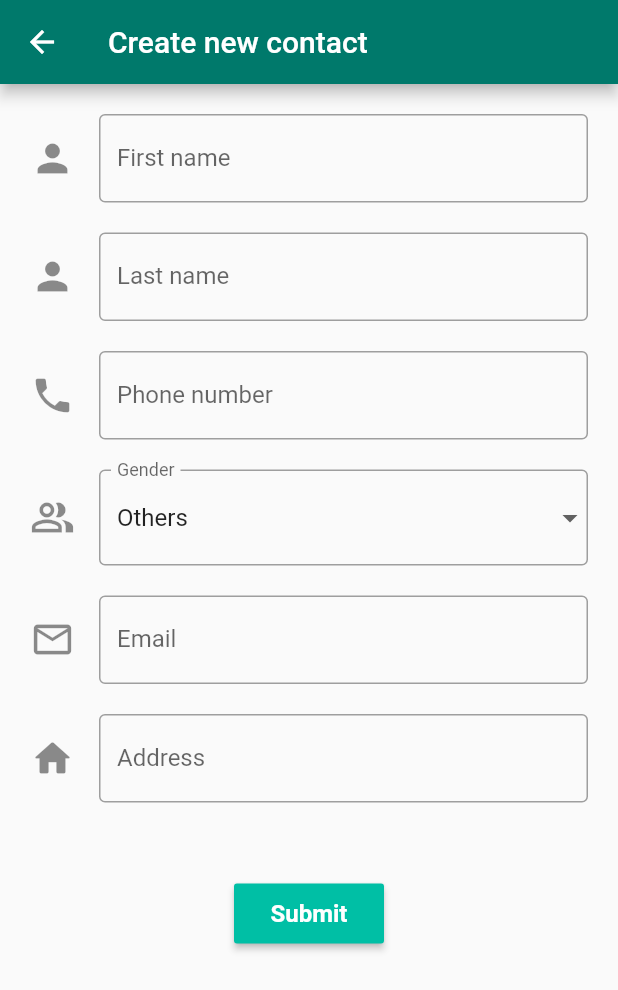
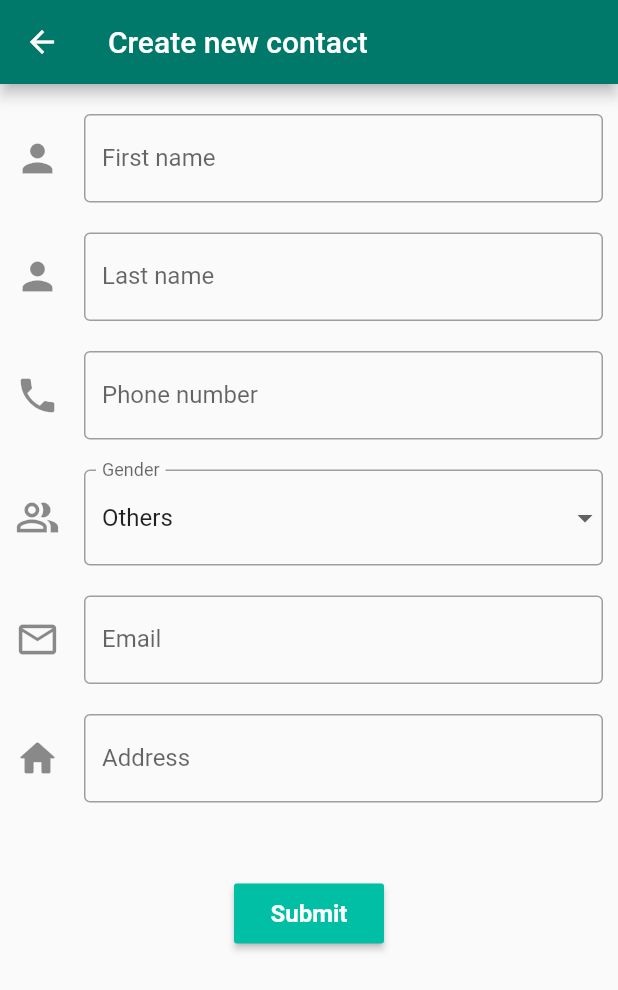
Before and after one commit to heupotato/flutter_contact_list, a Flutter app: the NewContactScreen screen opened directly, on a phone screen of 412 x 824 dp. Shown: the top 990 px of the screen. Run offline on Flutter 3.47's test engine with Material 2 defaults, Android fonts, the phone set to English and light mode, and no system bars; our stand-ins replace hive, hive_flutter; missing offline and left inert: mdi; accounts and stored records are empty.

Commit message:
Resolve "first label is covered"

```diff
--- a/lib/ui/screens/new_contact_screen.dart
+++ b/lib/ui/screens/new_contact_screen.dart
@@ -150,13 +150,14 @@ class _NewContactScreenState extends State<NewContactScreen> {
             resizeToAvoidBottomInset: true,
             appBar: AppBar(title: Text("Create new contact")),
             body: Container(
-                margin: EdgeInsets.all(20),
+                margin: EdgeInsets.fromLTRB(10, 0, 10, 10),
                 child: Form(
                     key: formKey,
                     child: SingleChildScrollView(
                         child: Column(
                             mainAxisAlignment: MainAxisAlignment.spaceBetween,
                                 children: [
+                                    SafeArea(child: SizedBox(height: 20)),
                                     firstNameField(), SizedBox(height: 20),
                                     lastNameField(), SizedBox(height: 20),
                                     phoneNumberField(), SizedBox(height: 20),
--- a/lib/ui/screens/update_contact_screen.dart
+++ b/lib/ui/screens/update_contact_screen.dart
@@ -185,13 +185,14 @@ class _UpdateContactScreenState extends State<UpdateContactScreen> {
             ),
             resizeToAvoidBottomInset: false,
             body: Container(
-                margin: EdgeInsets.all(20),
+                margin: EdgeInsets.fromLTRB(10, 0, 10, 10),
                 child: Form(
                     key: formKey,
                     child: SingleChildScrollView(
                         child: Column(
                             mainAxisAlignment: MainAxisAlignment.center,
                             children: [
+                                SafeArea(child: SizedBox(height: 20)),
                                 firstNameField(oldContact.firstName), SizedBox(height: 20),
                                 lastNameField(oldContact.lastName), SizedBox(height: 20),
                                 phoneNumberField(oldContact.phoneNumber), SizedBox(height: 20),
```
Lines whose indentation alone changed are shown as unchanged.
